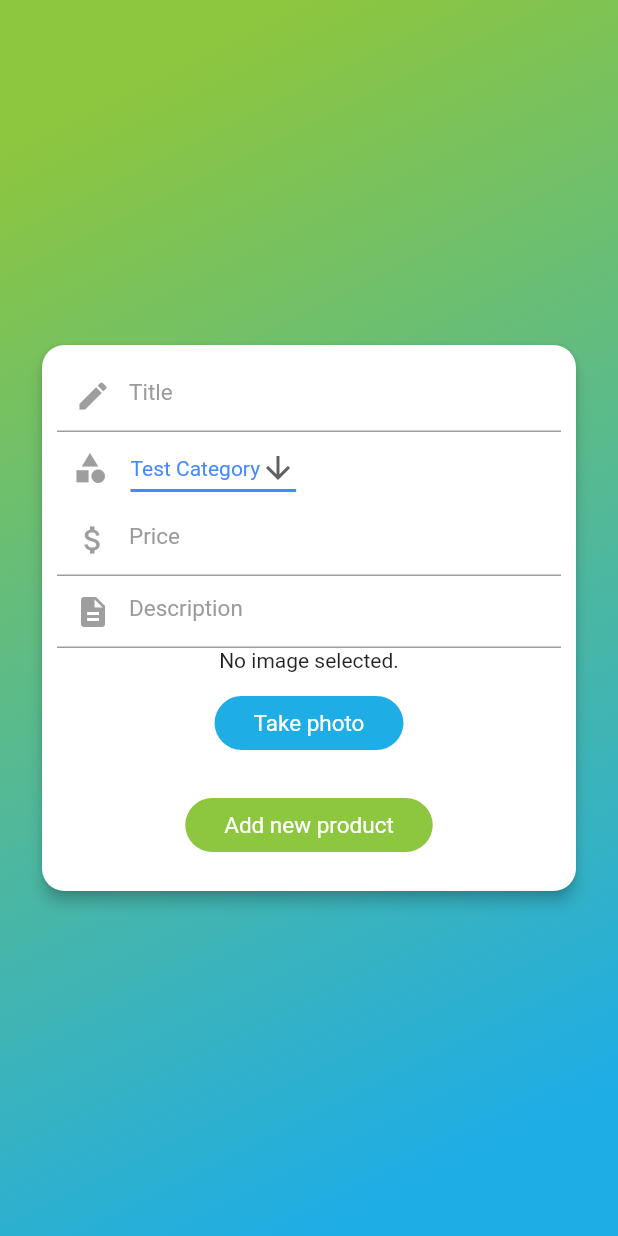
After one commit to zielu92/MITmobileAPP, a Flutter app: the screen it shows after launch, after a tap on "Add New product", on a phone screen of 412 x 824 dp. The commit adds this screen. Run offline on Flutter 3.47's test engine with Material 2 defaults, Android fonts, the phone set to English and light mode, and no system bars; our stand-ins replace image_picker, shared_preferences; network calls fail.

Commit message:
ADD adding pictures form

```diff
--- /dev/null
+++ b/lib/Screen/addProduct.dart
@@ -0,0 +1,266 @@
+import 'dart:convert';
+import 'dart:io';
+import 'package:flutter/material.dart';
+import 'package:http/http.dart' as http;
+import 'package:image_picker/image_picker.dart';
+import 'package:mitapp/Controller/api.dart';
+import 'package:mitapp/main.dart';
+
+TextEditingController title = TextEditingController();
+TextEditingController price = TextEditingController();
+TextEditingController description = TextEditingController();
+
+class AddNewProduct extends StatefulWidget {
+  @override
+  _AddNewProductState createState() => _AddNewProductState();
+}
+
+class _AddNewProductState extends State<AddNewProduct> {
+  bool _isAdding = false;
+  String dropdownValue = 'Test Category';
+
+  File _image;
+  final picker = ImagePicker();
+
+  Future getImage() async {
+    final pickedFile = await picker.getImage(source: ImageSource.camera);
+    setState(() {
+      _image = File(pickedFile.path);
+    });
+  }
+
+  @override
+  Widget build(BuildContext context) {
+    return Scaffold(
+      body: Container(
+        child: Stack(
+          children: <Widget>[
+            /////////////  background/////////////
+            new Container(
+              decoration: new BoxDecoration(
+                gradient: LinearGradient(
+                  begin: Alignment.topLeft,
+                  end: Alignment.bottomRight,
+                  stops: [0.1, 0.9],
+                  colors: [
+                    Color(0xFF8dc63f),
+                    Color(0xFF1fade5),
+                  ],
+                ),
+              ),
+            ),
+
+            Positioned(
+              child: Padding(
+                padding: const EdgeInsets.all(8.0),
+                child: Column(
+                  mainAxisAlignment: MainAxisAlignment.center,
+                  children: <Widget>[
+                    Card(
+                      elevation: 4.0,
+                      color: Colors.white,
+                      margin: EdgeInsets.only(left: 20, right: 20),
+                      shape: RoundedRectangleBorder(
+                          borderRadius: BorderRadius.circular(15)),
+                      child: Padding(
+                        padding: const EdgeInsets.all(10.0),
+                        child: Column(
+                          mainAxisAlignment: MainAxisAlignment.center,
+                          children: <Widget>[
+                            /////////////// name////////////
+
+                            TextField(
+                              style: TextStyle(color: Color(0xFF000000)),
+                              controller: title,
+                              cursorColor: Color(0xFF9b9b9b),
+                              keyboardType: TextInputType.text,
+                              decoration: InputDecoration(
+                                prefixIcon: Icon(
+                                  Icons.create,
+                                  color: Colors.grey,
+                                ),
+                                hintText: "Title",
+                                hintStyle: TextStyle(
+                                    color: Color(0xFF9b9b9b),
+                                    fontSize: 15,
+                                    fontWeight: FontWeight.normal),
+                              ),
+                            ),
+                            Row(
+                              crossAxisAlignment: CrossAxisAlignment.center,
+                              children: <Widget>[
+                                SizedBox(
+                                  width: 10,
+                                ),
+                                Icon(
+                                  Icons.category,
+                                  color: Colors.grey,
+                                ),
+                                SizedBox(
+                                  width: 15,
+                                ),
+                                DropdownButton<String>(
+                                  value: dropdownValue,
+                                  icon: Icon(Icons.arrow_downward),
+                                  iconSize: 24,
+                                  elevation: 16,
+                                  style: TextStyle(color: Colors.blueAccent),
+                                  underline: Container(
+                                    height: 2,
+                                    color: Colors.blueAccent,
+                                  ),
+                                  onChanged: (String newValue) {
+                                    setState(() {
+                                      dropdownValue = newValue;
+                                    });
+                                  },
+                                  items: <String>[
+                                    'Test Category',
+                                    'Decoration',
+                                    'Food',
+                                    'Kitchenware',
+                                    'Apparel'
+                                  ].map<DropdownMenuItem<String>>(
+                                      (String value) {
+                                    return DropdownMenuItem<String>(
+                                      value: value,
+                                      child: Text(value),
+                                    );
+                                  }).toList(),
+                                ),
+                              ],
+                            ),
+
+                            TextField(
+                              style: TextStyle(color: Color(0xFF000000)),
+                              controller: price,
+                              cursorColor: Color(0xFF9b9b9b),
+                              keyboardType: TextInputType.text,
+                              decoration: InputDecoration(
+                                prefixIcon: Icon(
+                                  Icons.attach_money,
+                                  color: Colors.grey,
+                                ),
+                                hintText: "Price",
+                                hintStyle: TextStyle(
+                                    color: Color(0xFF9b9b9b),
+                                    fontSize: 15,
+                                    fontWeight: FontWeight.normal),
+                              ),
+                            ),
+
+                            /////////////// Email ////////////
+
+                            TextField(
+                              style: TextStyle(color: Color(0xFF000000)),
+                              controller: description,
+                              cursorColor: Color(0xFF9b9b9b),
+                              keyboardType: TextInputType.text,
+                              decoration: InputDecoration(
+                                prefixIcon: Icon(
+                                  Icons.description,
+                                  color: Colors.grey,
+                                ),
+                                hintText: "Description",
+                                hintStyle: TextStyle(
+                                    color: Color(0xFF9b9b9b),
+                                    fontSize: 15,
+                                    fontWeight: FontWeight.normal),
+                              ),
+                            ),
+                            Center(
+                              child: _image == null
+                                  ? Text('No image selected.')
+                                  : Image.file(
+                                      _image,
+                                      height: 200,
+                                      width: 200,
+                                    ),
+                            ),
+                            Padding(
+                              padding: const EdgeInsets.all(10.0),
+                              child: FlatButton(
+                                  child: Padding(
+                                    padding: EdgeInsets.only(
+                                        top: 8, bottom: 8, left: 10, right: 10),
+                                    child: Text(
+                                      "Take photo",
+                                      textDirection: TextDirection.ltr,
+                                      style: TextStyle(
+                                        color: Colors.white,
+                                        fontSize: 15.0,
+                                        decoration: TextDecoration.none,
+                                        fontWeight: FontWeight.normal,
+                                      ),
+                                    ),
+                                  ),
+                                  color: Color(0xFF1fade5),
+                                  shape: new RoundedRectangleBorder(
+                                      borderRadius:
+                                          new BorderRadius.circular(20.0)),
+                                  onPressed: getImage),
+                            ),
+
+                            Padding(
+                              padding: const EdgeInsets.all(10.0),
+                              child: FlatButton(
+                                  child: Padding(
+                                    padding: EdgeInsets.only(
+                                        top: 8, bottom: 8, left: 10, right: 10),
+                                    child: Text(
+                                      _isAdding
+                                          ? 'Adding...'
+                                          : 'Add new product',
+                                      textDirection: TextDirection.ltr,
+                                      style: TextStyle(
+                                        color: Colors.white,
+                                        fontSize: 15.0,
+                                        decoration: TextDecoration.none,
+                                        fontWeight: FontWeight.normal,
+                                      ),
+                                    ),
+                                  ),
+                                  color: Color(0xFF8dc63f),
+                                  shape: new RoundedRectangleBorder(
+                                      borderRadius:
+                                          new BorderRadius.circular(20.0)),
+                                  onPressed: _handleAddProduct),
+                            ),
+                          ],
+                        ),
+                      ),
+                    )
+                  ],
+                ),
+              ),
+            )
+          ],
+        ),
+      ),
+    );
+  }
+
+  void _handleAddProduct() async {
+    setState(() {
+      _isAdding = true;
+    });
+    var fileStream = new http.ByteStream(_image.openRead());
+    var length = await _image.length();
+
+    var request = http.MultipartRequest(
+        'POST', Uri.parse("http://zielu922.vot.pl/api/auth/product"));
+    request.fields['title'] = title.text;
+    request.fields['price'] = price.text;
+    request.fields['description'] = description.text;
+    request.fields['user_id'] = "1";
+    request.fields['category_id'] = "2";
+    var multipartFile =
+        new http.MultipartFile('photo', fileStream, length, filename: "htest");
+    request.files.add(multipartFile);
+    var res = await request.send().then((response) {
+      if (response.statusCode == 200) print("Uploaded!");
+      Navigator.push(
+          context, new MaterialPageRoute(builder: (context) => MyApp()));
+    });
+  }
+}
--- a/lib/Screen/product.dart
+++ b/lib/Screen/product.dart
@@ -2,6 +2,7 @@ import 'dart:convert';
 
 import 'package:flutter/material.dart';
 import 'package:mitapp/Controller/api.dart';
+
 
 class Product extends StatefulWidget {
   final int id;
@@ -28,7 +29,9 @@ class _ProductState extends State<Product> {
         jsonData["title"],
         jsonData["photo"][0]["path"],
         jsonData["price"].toString(),
-        jsonData["description"]);
+        jsonData["description"],
+        jsonData["created_at"].toString(),
+    );
     return product;
   }
 
@@ -47,7 +50,6 @@ class _ProductState extends State<Product> {
             future: _getProductDetails(),
             builder: (BuildContext context, AsyncSnapshot snapshot) {
               if (snapshot.data == null) {
-                // ignore: missing_return
                 return Container(
                   child: Center(child: Text("Loading Product...")),
                 );
@@ -60,9 +62,10 @@ class _ProductState extends State<Product> {
                       //Center Items
                       Text('Price: '+ snapshot.data.price +" B"),
                       Text("Where "+ snapshot.data.donationMoney() +" B is a donation for poor kinds" ),
-                      Expanded(
-                        child: Text(snapshot.data.description),
-                      ),
+//                      Expanded(
+//                        child: Text(snapshot.data.description),
+//                      ),
+                      Text("created at: "+snapshot.data.created_at),
                     ],
                   ),
                 );
@@ -81,9 +84,10 @@ class SingleProduct {
   //can be convert into integer/long/decimal later;
   final String price;
   final String description;
+  final String created_at;
 
   var URL = "http://zielu922.vot.pl";
-  SingleProduct(this.id, this.name, this.photo, this.price, this.description);
+  SingleProduct(this.id, this.name, this.photo, this.price, this.description, this.created_at);
 
   String fullPath() {
     return URL + photo;
--- a/lib/main.dart
+++ b/lib/main.dart
@@ -4,6 +4,8 @@ import 'package:mitapp/Screen/home.dart';
 import 'package:mitapp/Screen/login.dart';
 import 'package:mitapp/Screen/mainLogin.dart';
 import 'package:shared_preferences/shared_preferences.dart';
+
+import 'Screen/addProduct.dart';
 
 
 void main() {
@@ -115,7 +117,7 @@ class _MyAppState extends State<MyApp> {
                     shape: new RoundedRectangleBorder(
                         borderRadius:
                         new BorderRadius.circular(20.0)),
-                    onPressed: null,
+                    onPressed: _addProduct,
                   ),
                 ],
               ),
@@ -138,4 +140,11 @@ class _MyAppState extends State<MyApp> {
         new MaterialPageRoute(
             builder: (context) => Categories()));
   }
+
+  void _addProduct() {
+    Navigator.push(
+        context,
+        new MaterialPageRoute(
+            builder: (context) => AddNewProduct()));
+  }
 }
--- a/pubspec.yaml
+++ b/pubspec.yaml
@@ -30,6 +30,7 @@ dependencies:
   cupertino_icons: ^0.1.3
   shared_preferences:
   http:
+  image_picker: ^0.6.7+4
 
 dev_dependencies:
   flutter_test:
```
Also changed, not shown: lib/Screen/categories.dart (+8 -13 lines), pubspec.lock, 2 other files.
